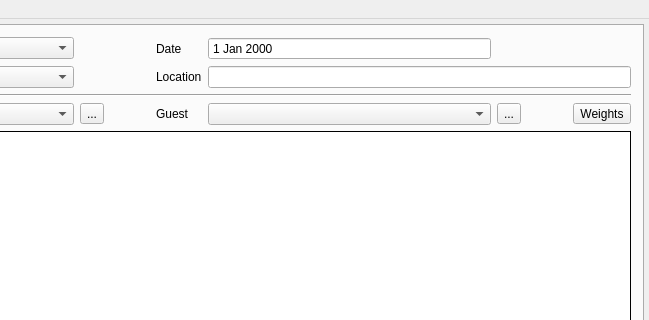
Old version of the form TeamTournament/MainWindow.ui in the repository fmuecke/Ipponboard; both pictures show x 289 to 938 and y 0 to 320 of the 938 by 662 pixel window.
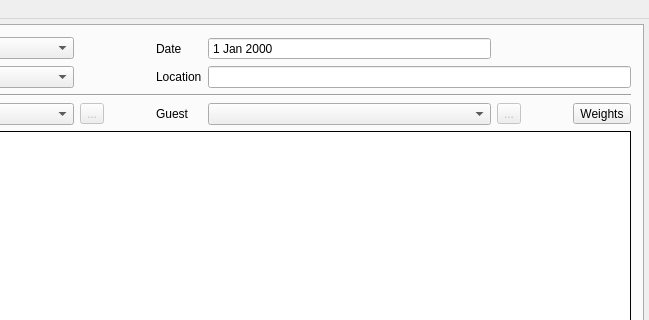
New version of the form. Icons and pictures are not drawn. Custom widgets are drawn as their Qt base class.

Commit message: deactivated fighter comboboxes

What changed in the file:
```diff
--- a/TeamTournament/MainWindow.ui
+++ b/TeamTournament/MainWindow.ui
@@ -246,6 +246,9 @@
           </item>
           <item row="3" column="2">
            <widget class="QToolButton" name="toolButton_team_home">
+            <property name="enabled">
+             <bool>false</bool>
+            </property>
             <property name="toolTip">
              <string>Edit home team</string>
             </property>
@@ -273,6 +276,9 @@
           </item>
           <item row="3" column="6">
            <widget class="QToolButton" name="toolButton_team_guest">
+            <property name="enabled">
+             <bool>false</bool>
+            </property>
             <property name="toolTip">
              <string>Edit guest team</string>
             </property>
```
Left out of the diff: 2 changed lines with no effect on the pictures. The commit also changes 1 other file.
